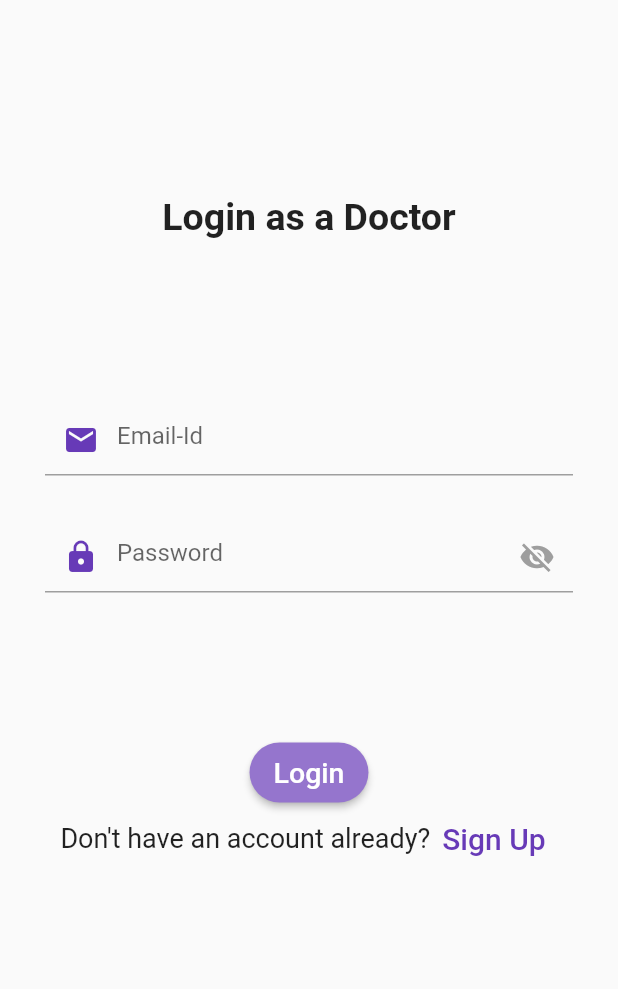
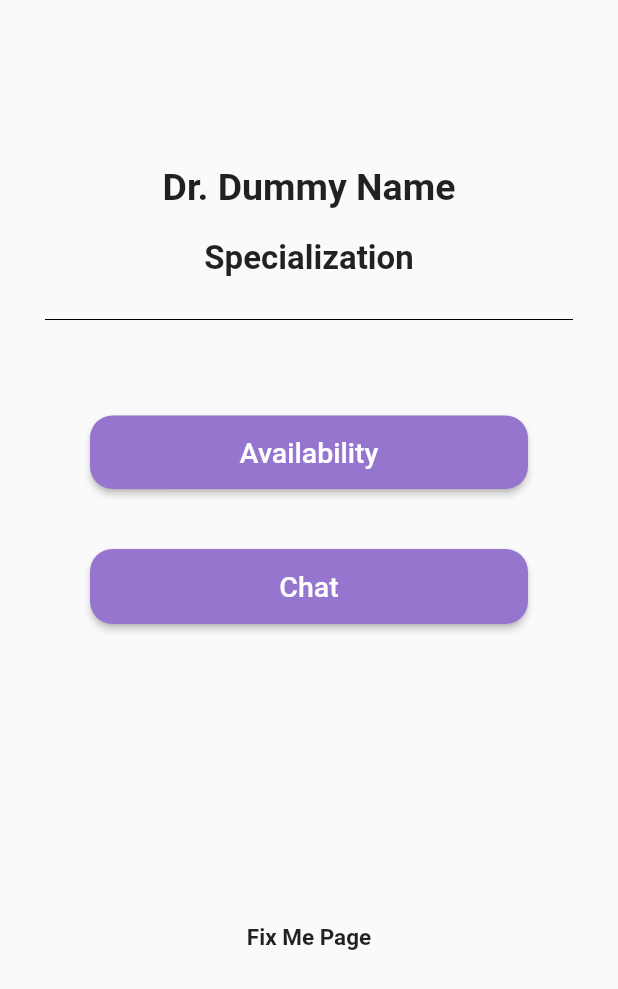
Before and after one commit to maansiarora/SEPT-Project--Almost-5, a Flutter app: the MydoctorLogin widget shown alone on an empty page, opened directly, after a tap on "Login", on a phone screen of 412 x 824 dp. Shown: the top 989 px of the screen. Run offline on Flutter 3.47's test engine with Material 2 defaults, Android fonts, the light colour scheme and no system bars; our stand-ins replace splashscreen, table_calendar.

Commit message:
Doctor's Dashboard, Patient's Dashboard and linking pages in order

```diff
--- a/frontend/lib/pages/bookingConfirmation.dart
+++ b/frontend/lib/pages/bookingConfirmation.dart
@@ -1,6 +1,6 @@
 import 'package:flutter/material.dart';
+import 'patientDashboard.dart';
 import 'package:splashscreen/splashscreen.dart';
-import 'loginSignUp.dart';
 
 void main() => runApp(const bookingConfirmation());
 
@@ -37,7 +37,7 @@ class _MybookingConfirmation extends State<MybookingConfirmation> {
     return MaterialApp(
         home: SplashScreen(
             seconds: 6,
-            navigateAfterSeconds: const loginSignUp(),
+            navigateAfterSeconds: const patientDashboard(),
             title: const Text(
               'Booking Confirmed!',
               style: TextStyle(
--- /dev/null
+++ b/frontend/lib/pages/doctorDashboard.dart
@@ -0,0 +1,125 @@
+import 'package:flutter/material.dart';
+import 'chatMenu.dart';
+import 'doctorAvailability.dart';
+
+void main() => runApp(const doctorDashboard());
+
+class doctorDashboard extends StatelessWidget {
+  const doctorDashboard({Key? key}) : super(key: key);
+
+  //static const String _title = '';
+
+  @override
+  Widget build(BuildContext context) {
+    return const MaterialApp(
+      //title: _title,
+      home: Scaffold(
+        //appBar: AppBar(title: const Text(_title)),
+        body: MydoctorDashboard(),
+      ),
+    );
+  }
+}
+
+class MydoctorDashboard extends StatefulWidget {
+  const MydoctorDashboard({Key? key}) : super(key: key);
+
+  @override
+  State<MydoctorDashboard> createState() => _MydoctorDashboard();
+}
+
+class _MydoctorDashboard extends State<MydoctorDashboard> {
+  TextEditingController nameController = TextEditingController();
+  TextEditingController passwordController = TextEditingController();
+
+  @override
+  Widget build(BuildContext context) {
+    return Padding(
+        padding: const EdgeInsets.all(10),
+        child: ListView(
+          children: <Widget>[
+            Container(
+                alignment: Alignment.center,
+                padding: const EdgeInsets.fromLTRB(30, 100, 30, 0),
+                child: const Text(
+                  'Dr. Dummy Name',
+                  textAlign: TextAlign.center,
+                  style: TextStyle(
+                    fontSize: 25,
+                    fontWeight: FontWeight.w600,
+                  ),
+                )),
+            Container(
+                alignment: Alignment.center,
+                padding: const EdgeInsets.fromLTRB(30, 20, 30, 20),
+                child: const Text(
+                  'Specialization',
+                  textAlign: TextAlign.center,
+                  style: TextStyle(
+                    fontSize: 22,
+                    fontWeight: FontWeight.w600,
+                  ),
+                )),
+            const Padding(
+                padding: EdgeInsets.fromLTRB(20, 0, 20, 5),
+                child: Divider(
+                  color: Colors.black,
+                )),
+            Container(
+                height: 100,
+                padding: const EdgeInsets.fromLTRB(50, 51, 50, 0),
+                child: ElevatedButton(
+                  onPressed: () {
+                    Navigator.push(
+                      context,
+                      MaterialPageRoute(
+                          builder: (context) => const TextScreen()),
+                    );
+                  },
+                  style: ElevatedButton.styleFrom(
+                    shape: RoundedRectangleBorder(
+                      borderRadius: BorderRadius.circular(15.0),
+                    ),
+                    primary: Colors.deepPurple[300],
+                  ),
+                  child: const Text('Availability',
+                      style: TextStyle(
+                        fontSize: 19,
+                      )),
+                )),
+            Container(
+                height: 90,
+                padding: const EdgeInsets.fromLTRB(50, 40, 50, 0),
+                child: ElevatedButton(
+                  onPressed: () {
+                    Navigator.push(
+                      context,
+                      MaterialPageRoute(builder: (context) => const chatMenu()),
+                    );
+                  },
+                  style: ElevatedButton.styleFrom(
+                    shape: RoundedRectangleBorder(
+                      borderRadius: BorderRadius.circular(15.0),
+                    ),
+                    primary: Colors.deepPurple[300],
+                  ),
+                  child: const Text('Chat',
+                      style: TextStyle(
+                        fontSize: 19,
+                      )),
+                )),
+            Container(
+                alignment: Alignment.center,
+                padding: const EdgeInsets.fromLTRB(30, 200, 30, 20),
+                child: const Text(
+                  'Fix Me Page',
+                  textAlign: TextAlign.center,
+                  style: TextStyle(
+                    fontSize: 15,
+                    fontWeight: FontWeight.w600,
+                  ),
+                )),
+          ],
+        ));
+  }
+}
--- a/frontend/lib/pages/doctorLogin.dart
+++ b/frontend/lib/pages/doctorLogin.dart
@@ -1,6 +1,6 @@
 import 'package:flutter/material.dart';
 import 'choiceSignup.dart';
-import 'choiceLogin.dart';
+import 'doctorDashboard.dart';
 
 void main() => runApp(const doctorLogin());
 
@@ -119,7 +119,13 @@ class _MydoctorLogin extends State<MydoctorLogin> {
                   height: 140,
                   padding: const EdgeInsets.fromLTRB(30, 100, 30, 0),
                   child: ElevatedButton(
-                    onPressed: () {},
+                    onPressed: () {
+                      Navigator.push(
+                        context,
+                        MaterialPageRoute(
+                            builder: (context) => const doctorDashboard()),
+                      );
+                    },
                     style: ElevatedButton.styleFrom(
                       shape: RoundedRectangleBorder(
                         borderRadius: BorderRadius.circular(20.0),
--- a/frontend/lib/pages/newAppointment.dart
+++ b/frontend/lib/pages/newAppointment.dart
@@ -1,5 +1,5 @@
 import 'package:flutter/material.dart';
-import 'calender.dart';
+import 'doctorsProfile.dart';
 
 void main() => runApp(const newAppointment());
 
@@ -141,7 +141,8 @@ class _MynewAppointment extends State<MynewAppointment> {
                     onTap: () {
                       Navigator.push(
                         context,
-                        MaterialPageRoute(builder: (context) => calender()),
+                        MaterialPageRoute(
+                            builder: (context) => const doctorsProfile()),
                       );
                     },
                     shape: const Border(
```
Also changed, not shown: frontend/lib/main.dart (+5 -2 lines), frontend/lib/pages/doctorAvailability.dart (+1 -6 lines), frontend/lib/pages/doctorSignUp.dart (+8 -1 lines), frontend/lib/pages/patientDashboard.dart (added, +114 -0 lines), frontend/lib/pages/patientLogin.dart (+8 -1 lines), frontend/lib/pages/patientSignUp.dart (+8 -1 lines).
